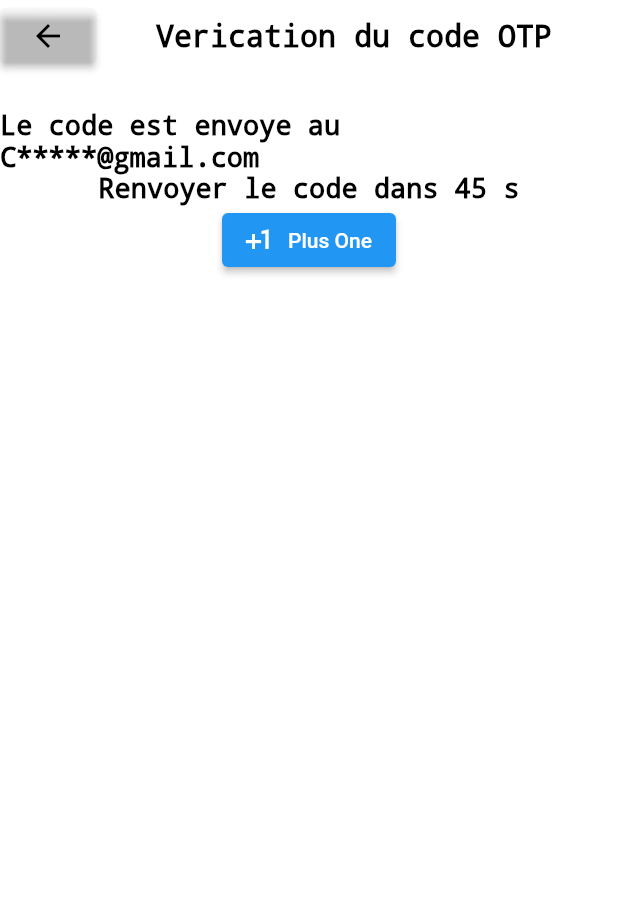
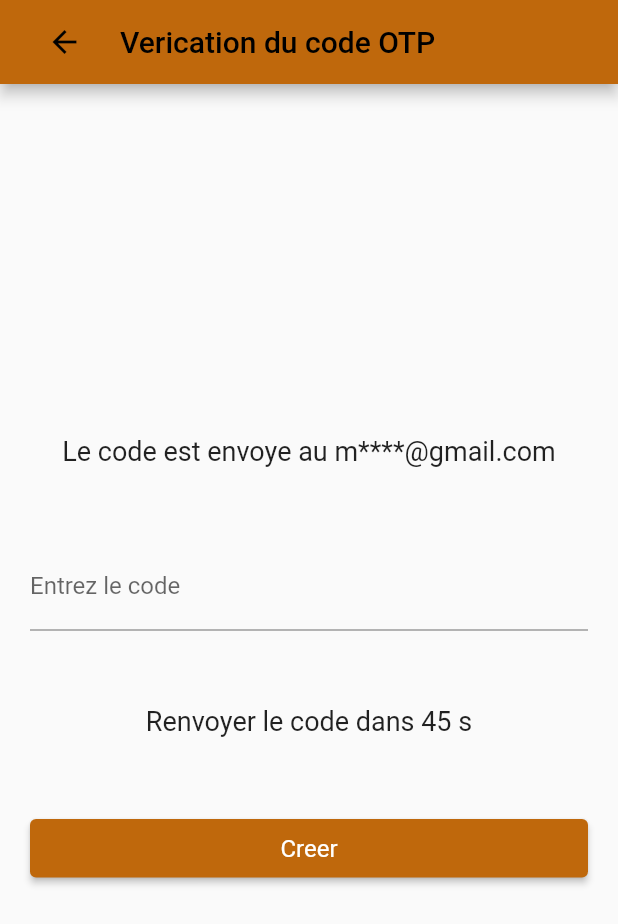
Before and after one commit to miraboy/foodapp, a Flutter app: the MyCustomForm widget shown alone on an empty page, opened directly, after a tap on "Creer", on a phone screen of 412 x 824 dp. Shown: the top 924 px of the screen. Run offline on Flutter 3.47's test engine with Material 2 defaults, Android fonts, the phone set to English and light mode, and no system bars; our stand-ins replace email_validator.

Commit message:
11/10/2022

```diff
--- a/lib/connexion.dart
+++ b/lib/connexion.dart
@@ -2,16 +2,16 @@ import 'package:flutter/material.dart';
 import 'main.dart';
 
 class connexion extends StatelessWidget {
-  const connexion({super.key, required String title});
+  const connexion({Key? key, required String title});
 
   @override
   Widget build(BuildContext context) {
     return Container(
-      child:  Center(
+      child: Center(
         child: ElevatedButton(
           onPressed: () {
             Navigator.pop(context);
-            },
+          },
           child: const Text('Go back!'),
         ),
       ),
--- a/lib/inscription.dart
+++ b/lib/inscription.dart
@@ -5,7 +5,7 @@ import 'package:email_validator/email_validator.dart';
 import 'inscription_v.dart';
 
 class Inscriptio extends StatelessWidget {
-  const Inscriptio({super.key, required String title});
+  const Inscriptio({Key? key, required String title});
   @override
   Widget build(BuildContext context) {
     const appTitle = 'INSCRIPTION';
@@ -23,7 +23,7 @@ class Inscriptio extends StatelessWidget {
 
 // Create a Form widget.
 class MyCustomForm extends StatefulWidget {
-  const MyCustomForm({super.key, required String title});
+  const MyCustomForm({Key? key, required String title});
 
   @override
   MyCustomFormState createState() {
@@ -44,7 +44,7 @@ class MyCustomFormState extends State<MyCustomForm> {
   @override
   Widget build(BuildContext context) {
     double height = MediaQuery.of(context).size.height;
-    List<String>  erreur = [];
+    List<String> erreur = [];
     void showMyAlertDialog(BuildContext context) {
       AlertDialog dialog = AlertDialog(
         title: const Text("Erreur"),
@@ -67,7 +67,8 @@ class MyCustomFormState extends State<MyCustomForm> {
                   backgroundColor: Colors.transparent,
                   foregroundColor: Colors.black,
                   padding: const EdgeInsets.all(0.0),
-                ),
+                  shadowColor: Colors.transparent
+                  ),
                 onPressed: () {
                   //Navigator.pop(context);
                   Navigator.push(
--- a/lib/inscription_v.dart
+++ b/lib/inscription_v.dart
@@ -1,39 +1,25 @@
-// ignore_for_file: prefer_const_constructors
-
 import 'package:flutter/material.dart';
 
 class inscription_v extends StatelessWidget {
-  const inscription_v({Key? key}) : super(key: key);
+  const inscription_v({Key? key});
 
   @override
   Widget build(BuildContext context) {
-    return const MaterialApp(
-      title: 'Validation',
-      home: validation(),
-    );
-  }
-}
-
-class validation extends StatefulWidget {
-  const validation({super.key});
-
-  @override
-  State<validation> createState() => _validationState();
-}
-
-class _validationState extends State<validation> {
-  @override
-  Widget build(BuildContext context) {
-    return ListView(
-      scrollDirection: Axis.vertical ,
-      children: [
-        Row(
+    const appTitle = 'Form Styling Demo';
+    return MaterialApp(
+      title: appTitle,
+      home: Scaffold(
+        appBar: AppBar(
+          backgroundColor: Color.fromARGB(255, 191, 104, 12),
+          title: Row(
+            //mainAxisAlignment: MainAxisAlignment.spaceBetween,
             children: [
               ElevatedButton(
                 style: ElevatedButton.styleFrom(
                   backgroundColor: Colors.transparent,
                   foregroundColor: Colors.black,
-              padding: const EdgeInsets.all(0.0),
+                  padding: const EdgeInsets.only(right: 10),
+                  shadowColor: Colors.transparent
                 ),
                 onPressed: () {
                   //Navigator.pop(context);
@@ -44,52 +30,78 @@ class _validationState extends State<validation> {
                 ),
               ),
               const Padding(
-            padding: EdgeInsets.symmetric(horizontal: 40),
+                padding: EdgeInsets.symmetric(horizontal: 0),
                 child: Text(
                   'Verication du code OTP',
                   style: TextStyle(
                       fontSize: 20,
                       color: Colors.black,
-                  decoration: TextDecoration.none
-                ),
+                      decoration: TextDecoration.none),
                 ),
               )
             ],
           ),
-        Container(
-          padding: const EdgeInsets.symmetric(vertical: 25),
-          child: Column(
-
-            mainAxisAlignment: MainAxisAlignment.spaceAround,
-          children:  [
-             Text(
-                  'Le code est envoye au  C*****@gmail.com',
-                  style: TextStyle(
-                    color: Colors.black,
-                    decoration: TextDecoration.none,
-                    fontSize: 18
         ),
+        body: const MyCustomForm(),
       ),
-                 Text(
-                  'Renvoyer le code dans 45 s',
-                  style: TextStyle(
-
-                    color: Colors.black,
-                    decoration: TextDecoration.none,
-                    fontSize: 18
-                  ),
-                ),
-                 ElevatedButton.icon(
-              onPressed: () {},
-              label: const Text('Plus One'),
-              icon: const Icon(Icons.plus_one),
-            )
-          ],
-        )
-      ,
-        )
-      ],
-
     );
   }
 }
+
+class MyCustomForm extends StatelessWidget {
+  const MyCustomForm({Key? key});
+
+  @override
+  Widget build(BuildContext context) {
+    return Column(
+      crossAxisAlignment: CrossAxisAlignment.center,
+      mainAxisAlignment: MainAxisAlignment.center,
+      children: <Widget>[
+         const Padding(
+          padding: EdgeInsets.symmetric(horizontal: 20, vertical: 25),
+          child: Text('Le code est envoye au m****@gmail.com', style: TextStyle(fontSize: 18),),
+        ),
+
+        Padding(
+          padding: const EdgeInsets.symmetric(horizontal: 20, vertical: 25),
+          child: TextFormField(
+            decoration: const InputDecoration(
+              border: UnderlineInputBorder(),
+              labelText: 'Entrez le code',
+            ),
+          ),
+        ),
+        const Padding(
+          padding: EdgeInsets.symmetric(horizontal: 20, vertical: 25),
+          child: Text('Renvoyer le code dans 45 s', style: TextStyle(fontSize: 18)),
+        ),
+        Container(
+          width: 1000,
+          padding: const EdgeInsets.symmetric(horizontal: 20, vertical: 25),
+          decoration: const BoxDecoration(
+              // borderRadius: Border.symmetric(),
+              ),
+          child: ElevatedButton(
+            style: ElevatedButton.styleFrom(
+              primary: const Color.fromARGB(
+                  255, 191, 104, 12),
+              padding: const EdgeInsets.symmetric(
+                  vertical: 10.0),
+            ),
+            onPressed: () {},
+            child: const Text(
+              'Creer',
+              style: TextStyle(
+                color: Colors.white,
+                fontSize: 16,
+                fontWeight: FontWeight.normal,
+                decoration: TextDecoration.none,
+              ),
+            ),
+          )
+        ),
+
+      ],
+    );
+  }
+}
--- a/lib/main.dart
+++ b/lib/main.dart
@@ -7,7 +7,7 @@ void main() {
 }
 
 class MyApp extends StatelessWidget {
-  const MyApp({super.key});
+  const MyApp({Key? key});
 
   // This widget is the root of your application.
   @override
@@ -16,13 +16,12 @@ class MyApp extends StatelessWidget {
       title: 'FOODAPP',
       debugShowCheckedModeBanner: false,
       home: MyHomePage(title: 'home'),
-
     );
   }
 }
 
 class MyHomePage extends StatefulWidget {
-  const MyHomePage({super.key, required title});
+  const MyHomePage({Key? key, required title});
 
   @override
   State<MyHomePage> createState() => _MyHomePageState();
@@ -71,8 +70,7 @@ class _MyHomePageState extends State<MyHomePage> {
                               child: const Image(
                                 image: AssetImage('images/plat_icon.png'),
                                 fit: BoxFit.fill,
-                            )
-                          ),
+                              )),
                           const Text(
                             "Votre plat est là !!!",
                             style: TextStyle(
@@ -108,7 +106,8 @@ class _MyHomePageState extends State<MyHomePage> {
                                 Text(
                                   "FoodBenin",
                                   style: TextStyle(
-                                    color: const Color.fromARGB(255, 191, 104, 12),
+                                    color:
+                                        const Color.fromARGB(255, 191, 104, 12),
                                     fontSize: 22,
                                     fontWeight: FontWeight.bold,
                                     decoration: TextDecoration.none,
@@ -124,7 +123,10 @@ class _MyHomePageState extends State<MyHomePage> {
                         onPressed: () {
                           Navigator.push(
                             context,
-                            MaterialPageRoute(builder: (context) => const Inscriptio(title: 'INSCRIPTION',)),
+                            MaterialPageRoute(
+                                builder: (context) => const Inscriptio(
+                                      title: 'INSCRIPTION',
+                                    )),
                           );
                         },
                         child: const Text('Créer un compte',
@@ -152,14 +154,18 @@ class _MyHomePageState extends State<MyHomePage> {
                               onTap: () {
                                 Navigator.push(
                                   context,
-                                  MaterialPageRoute(builder: (context) => const connexion(title: 'connexion',)),
+                                  MaterialPageRoute(
+                                      builder: (context) => const connexion(
+                                            title: 'connexion',
+                                          )),
                                 );
                               },
                               child: Container(
                                 child: const Text(
                                   'Se connecter ici',
                                   style: TextStyle(
-                                    color: const Color.fromARGB(255, 191, 104, 12),
+                                    color:
+                                        const Color.fromARGB(255, 191, 104, 12),
                                     fontSize: 16,
                                     fontWeight: FontWeight.normal,
                                     decoration: TextDecoration.none,
@@ -172,13 +178,11 @@ class _MyHomePageState extends State<MyHomePage> {
                       )
                     ],
                   ),
-                )
-              )
+                ))
           ],
         ),
       ),
     );
-
   }
 }
 //------
--- a/pubspec.yaml
+++ b/pubspec.yaml
@@ -39,6 +39,9 @@ dependencies:
   url_launcher: ^6.1.6
   font_awesome_flutter: '>= 4.7.0'
   email_validator: '^2.1.16'
+  firebase_auth: ^3.11.2
+  cloud_firestore: ^3.5.1
+  firebase_storage: ^10.3.11
 
 dev_dependencies:
   flutter_test:
```
Also changed, not shown: pubspec.lock, 4 other files. Lines whose indentation alone changed are shown as unchanged.
